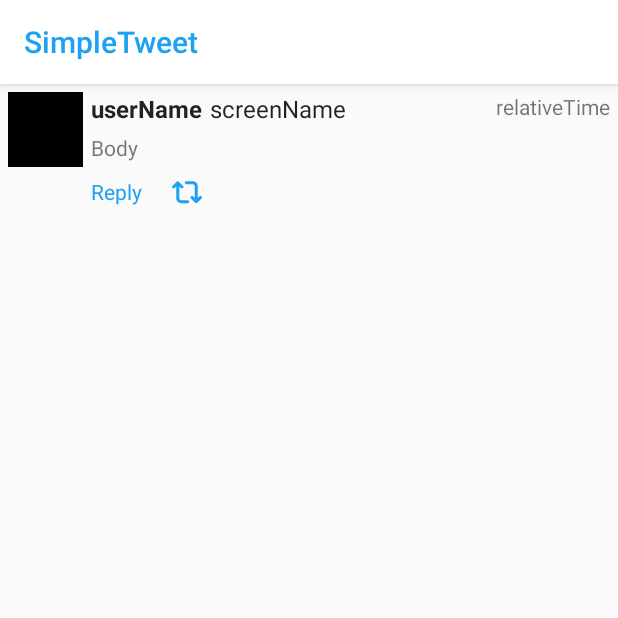
After one commit to monicatang/MySimpleTweets, an Android app: the DetailsActivity screen opened directly, with no data from a screen before it, on a phone screen of 412 x 824 dp, the top half of it. The commit adds this screen. Run offline under Robolectric (Android 15) with nearby library versions, the phone set to English and light mode, and no system bars; our stand-ins replace ButterKnife; libraries missing offline, so code that uses them is left out: jp.wasabeef.glide, org.parceler; pictures from the network do not load; 6 statements that could not run were skipped.

Commit message:
Implemented details screen

```diff
--- a/app/src/main/AndroidManifest.xml
+++ b/app/src/main/AndroidManifest.xml
@@ -34,7 +34,8 @@
             </intent-filter>
         </activity>
         <activity android:name=".TimelineActivity" />
-        <activity android:name=".ComposeActivity"></activity>
+        <activity android:name=".ComposeActivity" />
+        <activity android:name=".DetailsActivity"></activity>
     </application>
 
 </manifest>
--- /dev/null
+++ b/app/src/main/java/com/codepath/apps/restclienttemplate/DetailsActivity.java
@@ -0,0 +1,81 @@
+package com.codepath.apps.restclienttemplate;
+
+import android.content.Intent;
+import android.graphics.drawable.Drawable;
+import android.os.Bundle;
+import android.support.v7.app.AppCompatActivity;
+import android.view.View;
+import android.widget.ImageView;
+import android.widget.TextView;
+
+import com.bumptech.glide.Glide;
+import com.bumptech.glide.request.RequestOptions;
+import com.codepath.apps.restclienttemplate.models.Tweet;
+
+import org.parceler.Parcels;
+
+import butterknife.BindView;
+import butterknife.ButterKnife;
+import jp.wasabeef.glide.transformations.RoundedCornersTransformation;
+
+public class DetailsActivity extends AppCompatActivity implements View.OnClickListener {
+
+    Tweet tweet;
+
+    @BindView(R.id.tvUserName) TextView tvUserName;
+    @BindView(R.id.tvScreenName) TextView tvScreenName;
+    @BindView(R.id.tvRelativeTime) TextView tvRelativeTime;
+    @BindView(R.id.tvBody) TextView tvBody;
+    @BindView(R.id.tvReply) TextView tvReply;
+    @BindView(R.id.ivProfileImage) ImageView ivProfileImage;
+    @BindView(R.id.ivRetweet) ImageView ivRetweet;
+
+
+    @Override
+    protected void onCreate(Bundle savedInstanceState) {
+        super.onCreate(savedInstanceState);
+        setContentView(R.layout.activity_details);
+
+        // resolve view objects
+        ButterKnife.bind(this);
+
+        // unwrap tweets
+        tweet = (Tweet) Parcels.unwrap(getIntent().getParcelableExtra(Tweet.class.getSimpleName()));
+
+        // set tweet details
+        tvUserName.setText(tweet.user.name);
+        tvScreenName.setText(tweet.user.screenName);
+        tvRelativeTime.setText(tweet.relative_time);
+        tvBody.setText(tweet.body);
+
+        Drawable ic_vector_reTweet = getResources().getDrawable(R.drawable.ic_vector_retweet);
+        ivRetweet.setImageDrawable(ic_vector_reTweet);
+
+        int radius = 70; // corner radius, higher value = more rounded
+        int margin = 10; // crop margin, set to 0 for corners with no crop
+
+        Glide.with(this).load(tweet.user.profileImageUrl)
+                .apply(RequestOptions.bitmapTransform(new RoundedCornersTransformation(radius, margin))).into(ivProfileImage);
+
+        // set on click listeners
+        tvReply.setOnClickListener(this);
+    }
+
+    @Override
+    public void onClick(View v) {
+        switch (v.getId()) {
+
+            case R.id.tvReply:
+                Intent i = new Intent(v.getContext(), ComposeActivity.class);
+                i.putExtra("message", "@" + tvScreenName.getText().toString());
+                v.getContext().startActivity(i);
+                break;
+
+            case R.id.ivRetweet:
+                break;
+
+            default:
+                break;
+                }
+    }
+}
--- /dev/null
+++ b/app/src/main/res/drawable-hdpi/ic_vector_retweet.xml
@@ -0,0 +1,5 @@
+<?xml version="1.0" encoding="utf-8"?>
+<vector android:height="24.0dip" android:width="24.0dip" android:viewportWidth="24.0" android:viewportHeight="24.0"
+  xmlns:android="http://schemas.android.com/apk/res/android">
+    <path android:fillColor="#ff1da1f2" android:pathData="M23.615,15.477c-0.47,-0.47 -1.23,-0.47 -1.697,0l-1.326,1.326V7.4c0,-2.178 -1.772,-3.95 -3.95,-3.95h-5.2c-0.663,0 -1.2,0.538 -1.2,1.2s0.537,1.2 1.2,1.2h5.2c0.854,0 1.55,0.695 1.55,1.55v9.403l-1.326,-1.326c-0.47,-0.47 -1.23,-0.47 -1.697,0s-0.47,1.23 0,1.697l3.374,3.375c0.234,0.233 0.542,0.35 0.85,0.35s0.613,-0.116 0.848,-0.35l3.375,-3.376c0.467,-0.47 0.467,-1.23 -0.002,-1.697zM12.562,18.5h-5.2c-0.854,0 -1.55,-0.695 -1.55,-1.55V7.547l1.326,1.326c0.234,0.235 0.542,0.352 0.848,0.352s0.614,-0.117 0.85,-0.352c0.468,-0.47 0.468,-1.23 0,-1.697L5.46,3.8c-0.47,-0.468 -1.23,-0.468 -1.697,0L0.388,7.177c-0.47,0.47 -0.47,1.23 0,1.697s1.23,0.47 1.697,0L3.41,7.547v9.403c0,2.178 1.773,3.95 3.95,3.95h5.2c0.664,0 1.2,-0.538 1.2,-1.2s-0.535,-1.2 -1.198,-1.2z" />
+</vector>
--- /dev/null
+++ b/app/src/main/res/drawable-mdpi/ic_vector_retweet.xml
@@ -0,0 +1,5 @@
+<?xml version="1.0" encoding="utf-8"?>
+<vector android:height="24.0dip" android:width="24.0dip" android:viewportWidth="24.0" android:viewportHeight="24.0"
+  xmlns:android="http://schemas.android.com/apk/res/android">
+    <path android:fillColor="#ff1da1f2" android:pathData="M23.615,15.477c-0.47,-0.47 -1.23,-0.47 -1.697,0l-1.326,1.326V7.4c0,-2.178 -1.772,-3.95 -3.95,-3.95h-5.2c-0.663,0 -1.2,0.538 -1.2,1.2s0.537,1.2 1.2,1.2h5.2c0.854,0 1.55,0.695 1.55,1.55v9.403l-1.326,-1.326c-0.47,-0.47 -1.23,-0.47 -1.697,0s-0.47,1.23 0,1.697l3.374,3.375c0.234,0.233 0.542,0.35 0.85,0.35s0.613,-0.116 0.848,-0.35l3.375,-3.376c0.467,-0.47 0.467,-1.23 -0.002,-1.697zM12.562,18.5h-5.2c-0.854,0 -1.55,-0.695 -1.55,-1.55V7.547l1.326,1.326c0.234,0.235 0.542,0.352 0.848,0.352s0.614,-0.117 0.85,-0.352c0.468,-0.47 0.468,-1.23 0,-1.697L5.46,3.8c-0.47,-0.468 -1.23,-0.468 -1.697,0L0.388,7.177c-0.47,0.47 -0.47,1.23 0,1.697s1.23,0.47 1.697,0L3.41,7.547v9.403c0,2.178 1.773,3.95 3.95,3.95h5.2c0.664,0 1.2,-0.538 1.2,-1.2s-0.535,-1.2 -1.198,-1.2z" />
+</vector>
--- /dev/null
+++ b/app/src/main/res/drawable-xhdpi/ic_vector_retweet.xml
@@ -0,0 +1,5 @@
+<?xml version="1.0" encoding="utf-8"?>
+<vector android:height="24.0dip" android:width="24.0dip" android:viewportWidth="24.0" android:viewportHeight="24.0"
+  xmlns:android="http://schemas.android.com/apk/res/android">
+    <path android:fillColor="#ff1da1f2" android:pathData="M23.615,15.477c-0.47,-0.47 -1.23,-0.47 -1.697,0l-1.326,1.326V7.4c0,-2.178 -1.772,-3.95 -3.95,-3.95h-5.2c-0.663,0 -1.2,0.538 -1.2,1.2s0.537,1.2 1.2,1.2h5.2c0.854,0 1.55,0.695 1.55,1.55v9.403l-1.326,-1.326c-0.47,-0.47 -1.23,-0.47 -1.697,0s-0.47,1.23 0,1.697l3.374,3.375c0.234,0.233 0.542,0.35 0.85,0.35s0.613,-0.116 0.848,-0.35l3.375,-3.376c0.467,-0.47 0.467,-1.23 -0.002,-1.697zM12.562,18.5h-5.2c-0.854,0 -1.55,-0.695 -1.55,-1.55V7.547l1.326,1.326c0.234,0.235 0.542,0.352 0.848,0.352s0.614,-0.117 0.85,-0.352c0.468,-0.47 0.468,-1.23 0,-1.697L5.46,3.8c-0.47,-0.468 -1.23,-0.468 -1.697,0L0.388,7.177c-0.47,0.47 -0.47,1.23 0,1.697s1.23,0.47 1.697,0L3.41,7.547v9.403c0,2.178 1.773,3.95 3.95,3.95h5.2c0.664,0 1.2,-0.538 1.2,-1.2s-0.535,-1.2 -1.198,-1.2z" />
+</vector>
--- /dev/null
+++ b/app/src/main/res/drawable-xxhdpi/ic_vector_retweet.xml
@@ -0,0 +1,5 @@
+<?xml version="1.0" encoding="utf-8"?>
+<vector android:height="24.0dip" android:width="24.0dip" android:viewportWidth="24.0" android:viewportHeight="24.0"
+  xmlns:android="http://schemas.android.com/apk/res/android">
+    <path android:fillColor="#ff1da1f2" android:pathData="M23.615,15.477c-0.47,-0.47 -1.23,-0.47 -1.697,0l-1.326,1.326V7.4c0,-2.178 -1.772,-3.95 -3.95,-3.95h-5.2c-0.663,0 -1.2,0.538 -1.2,1.2s0.537,1.2 1.2,1.2h5.2c0.854,0 1.55,0.695 1.55,1.55v9.403l-1.326,-1.326c-0.47,-0.47 -1.23,-0.47 -1.697,0s-0.47,1.23 0,1.697l3.374,3.375c0.234,0.233 0.542,0.35 0.85,0.35s0.613,-0.116 0.848,-0.35l3.375,-3.376c0.467,-0.47 0.467,-1.23 -0.002,-1.697zM12.562,18.5h-5.2c-0.854,0 -1.55,-0.695 -1.55,-1.55V7.547l1.326,1.326c0.234,0.235 0.542,0.352 0.848,0.352s0.614,-0.117 0.85,-0.352c0.468,-0.47 0.468,-1.23 0,-1.697L5.46,3.8c-0.47,-0.468 -1.23,-0.468 -1.697,0L0.388,7.177c-0.47,0.47 -0.47,1.23 0,1.697s1.23,0.47 1.697,0L3.41,7.547v9.403c0,2.178 1.773,3.95 3.95,3.95h5.2c0.664,0 1.2,-0.538 1.2,-1.2s-0.535,-1.2 -1.198,-1.2z" />
+</vector>
--- /dev/null
+++ b/app/src/main/res/layout/activity_details.xml
@@ -0,0 +1,78 @@
+<?xml version="1.0" encoding="utf-8"?>
+<RelativeLayout xmlns:android="http://schemas.android.com/apk/res/android"
+    xmlns:app="http://schemas.android.com/apk/res-auto"
+    android:layout_margin="5dp"
+    android:layout_width="match_parent" android:layout_height="wrap_content">
+
+    <ImageView
+        android:id="@+id/ivProfileImage"
+        android:layout_width="50dp"
+        android:layout_height="50dp"
+        android:layout_alignParentStart="true"
+        android:layout_alignParentTop="true"
+        app:srcCompat="@android:color/black" />
+
+    <TextView
+        android:id="@+id/tvUserName"
+        android:layout_width="wrap_content"
+        android:layout_height="wrap_content"
+        android:layout_alignParentTop="true"
+        android:layout_marginLeft="5dp"
+        android:layout_marginRight="5dp"
+        android:layout_marginBottom="5dp"
+        android:layout_toEndOf="@+id/ivProfileImage"
+        android:text="userName"
+        android:textAppearance="@style/TextAppearance.AppCompat.Menu"
+        android:textStyle="bold" />
+
+    <TextView
+        android:id="@+id/tvBody"
+        android:layout_width="wrap_content"
+        android:layout_height="wrap_content"
+        android:layout_below="@+id/tvUserName"
+        android:layout_marginBottom="10dp"
+        android:layout_marginLeft="5dp"
+        android:layout_toRightOf="@id/ivProfileImage"
+        android:text="Body"
+        android:autoLink="all"
+        android:linksClickable="true"
+        android:textColorLink="@color/blue"/>
+
+    <TextView
+        android:id="@+id/tvScreenName"
+        android:layout_width="wrap_content"
+        android:layout_height="wrap_content"
+        android:layout_alignParentTop="true"
+        android:layout_toRightOf="@+id/tvUserName"
+        android:layout_marginBottom="5dp"
+        android:text="screenName"
+        android:textAppearance="@style/TextAppearance.AppCompat.Light.Widget.PopupMenu.Small" />
+
+    <TextView
+        android:id="@+id/tvRelativeTime"
+        android:layout_width="wrap_content"
+        android:layout_height="wrap_content"
+        android:layout_alignParentEnd="true"
+        android:layout_alignParentTop="true"
+        android:text="relativeTime" />
+
+    <TextView
+        android:id="@+id/tvReply"
+        android:layout_width="wrap_content"
+        android:layout_height="wrap_content"
+        android:layout_below="@+id/tvBody"
+        android:layout_alignStart="@+id/tvUserName"
+        android:text="Reply"
+        android:textColor="@color/blue"
+        android:layout_marginBottom="5dp"/>
+
+    <ImageView
+        android:id="@+id/ivRetweet"
+        android:layout_width="20dp"
+        android:layout_height="20dp"
+        android:layout_below="@+id/tvBody"
+        android:layout_toRightOf="@+id/tvReply"
+        android:layout_marginLeft="20dp"
+        app:srcCompat="@android:color/black" />
+
+</RelativeLayout>
```
Also changed, not shown: app/src/main/java/com/codepath/apps/restclienttemplate/TimelineActivity.java (+13 -1 lines), app/src/main/java/com/codepath/apps/restclienttemplate/TweetAdapter.java (+55 -16 lines).
